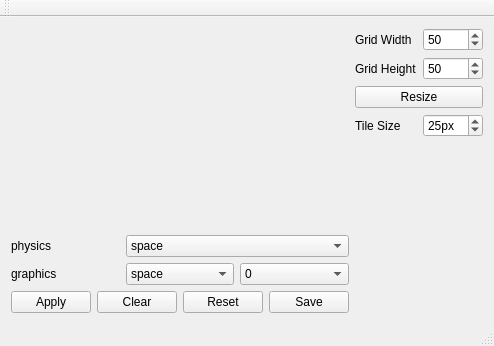
The window that branches/unstable/Tools/MapGenerator2/mainwindow.ui (KaraJ/conpenguum) describes before a commit, drawn with Qt 5.
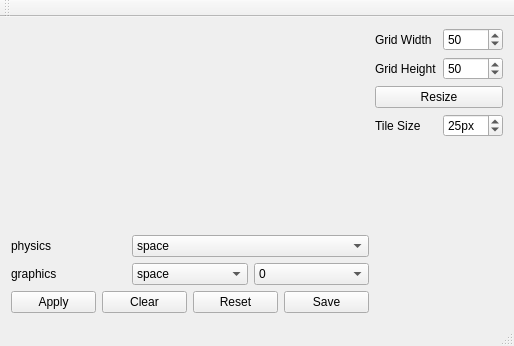
The same window after the commit.

The edit to the form file:
```diff
--- a/branches/unstable/Tools/MapGenerator2/mainwindow.ui
+++ b/branches/unstable/Tools/MapGenerator2/mainwindow.ui
@@ -6,7 +6,7 @@
    <rect>
     <x>0</x>
     <y>0</y>
-    <width>432</width>
+    <width>514</width>
     <height>346</height>
    </rect>
   </property>
```
Left out of the diff: 22 changed lines with no effect on the pictures.
